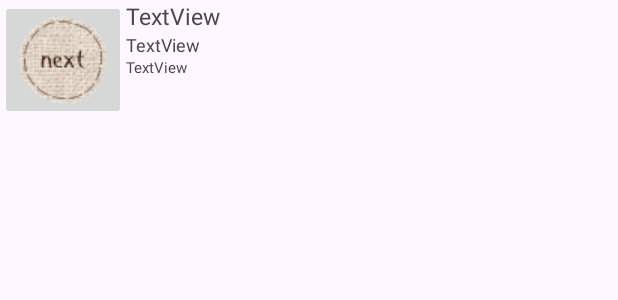
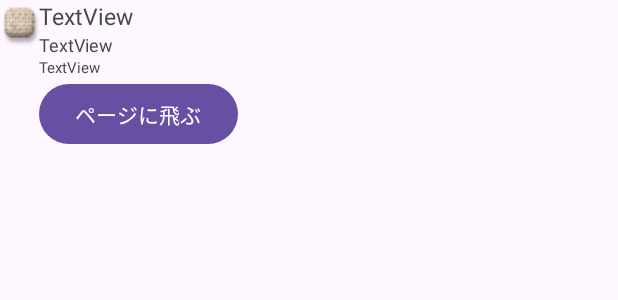
Before and after one commit to KakizakiHayate/Jec-RSSReader, an Android app: the layout row_item.xml on its own in the app's theme, with its tools: preview values and no code run, on a phone screen of 412 x 824 dp. Shown: the top 300 px of the screen. Run offline under Robolectric (Android 15) with nearby library versions, the phone set to English and light mode, and no system bars.

```diff
--- a/app/src/main/res/layout/row_item.xml
+++ b/app/src/main/res/layout/row_item.xml
@@ -1,15 +1,15 @@
 <?xml version="1.0" encoding="utf-8"?>
 <LinearLayout xmlns:android="http://schemas.android.com/apk/res/android"
     xmlns:app="http://schemas.android.com/apk/res-auto"
-    android:layout_width="match_parent"
-    android:layout_height="match_parent">
+    android:layout_width="wrap_content"
+    android:layout_height="wrap_content">
 
     <ImageButton
         android:id="@+id/imageButton"
         android:layout_width="wrap_content"
         android:layout_height="wrap_content"
-        android:src="@drawable/bu_fabric01_03next"
-        />
+        android:background="@null"
+        android:src="@drawable/icon_pushpin02_38" />
 
     <LinearLayout
         android:layout_width="0dp"
@@ -37,6 +37,13 @@
             android:layout_height="wrap_content"
             android:text="TextView"
             android:textSize="10sp" />
+
+        <Button
+            android:id="@+id/btnJumpPage"
+            android:layout_width="match_parent"
+            android:layout_height="wrap_content"
+            android:text="ページに飛ぶ" />
+
     </LinearLayout>
 
 </LinearLayout>
```
